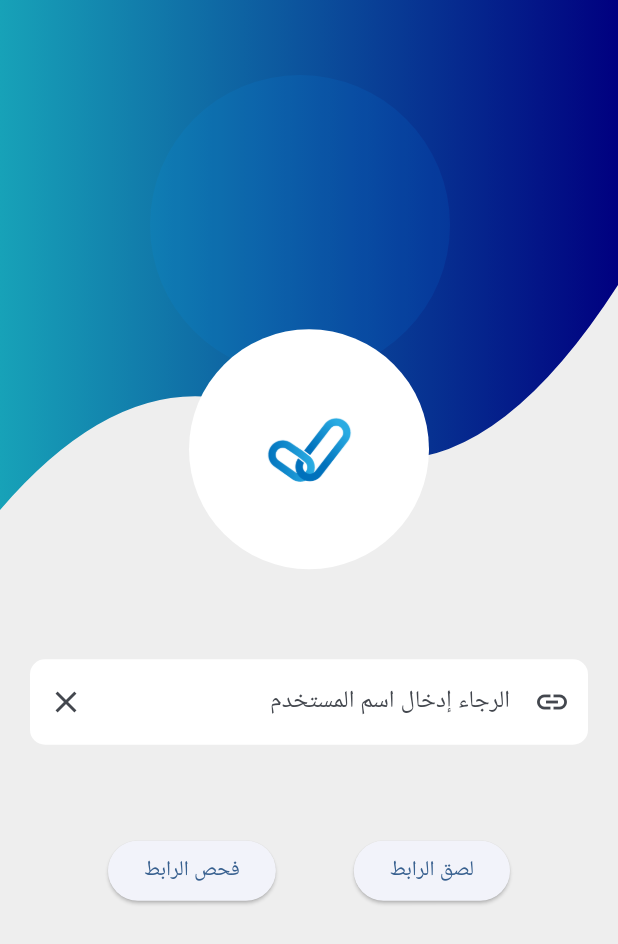
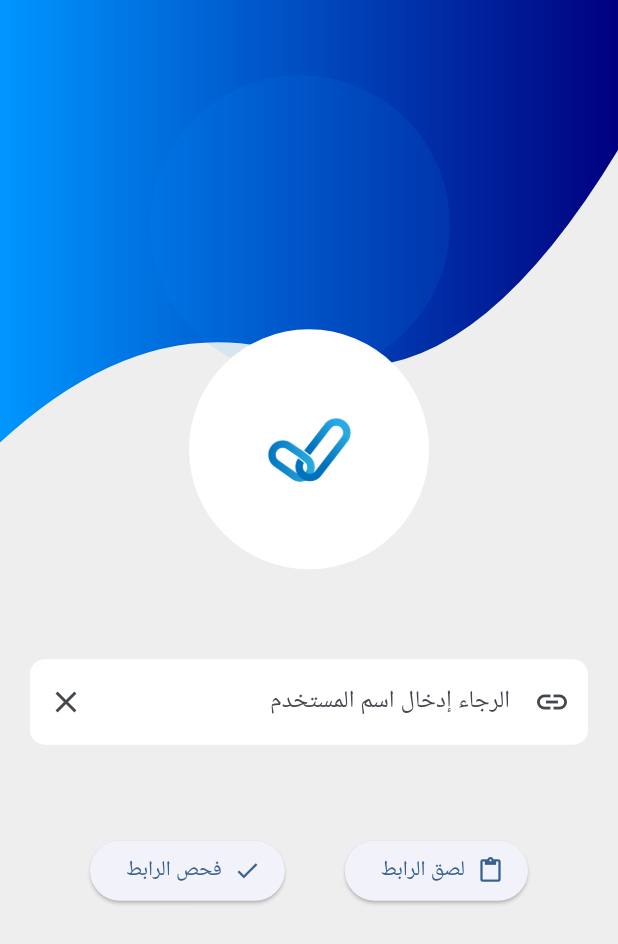
Before and after one commit to migbyte-0/lenk, a Flutter app: the HomeScreen screen opened directly, on a phone screen of 412 x 824 dp. Shown: the top 944 px of the screen. Run offline on Flutter 3.47's test engine with Material 3 defaults, Android fonts, the phone set to English and light mode, and no system bars; our stand-ins replace equatable, firebase_core, flutter_bloc, lottie; accounts and stored records are empty.

Commit message:
home screen buttons

```diff
--- a/lib/core/shared/widgets/style/custom_field.dart
+++ b/lib/core/shared/widgets/style/custom_field.dart
@@ -1,4 +1,5 @@
 import 'package:flutter/material.dart';
+import 'package:lenk/core/constants/constants_exports.dart';
 
 class CustomField extends StatelessWidget {
   final String fieldlLabelTest;
@@ -33,6 +34,7 @@ class CustomField extends StatelessWidget {
             ),
             labelText: fieldlLabelTest,
             prefixIcon: fieldIcon,
+            iconColor: AppColors.primaryColor,
             suffixIcon: fieldClearIcon ??
                 const Icon(
                   Icons.clear,
--- a/lib/features/auth/presentation/screens/home_screen.dart
+++ b/lib/features/auth/presentation/screens/home_screen.dart
@@ -6,7 +6,6 @@ import 'package:lenk/features/profile/presentation/screens/profile_screens.dart'
 
 import '../../../../core/shared/widgets/decorators/background_shapes.dart';
 import '../../../../core/shared/widgets/decorators/index.dart';
-import '../../../../core/shared/widgets/decorators/middle_wave_clipper.dart';
 
 class HomeScreen extends StatelessWidget {
   const HomeScreen({super.key});
@@ -20,22 +19,8 @@ class HomeScreen extends StatelessWidget {
           ClipPath(
             clipper: LowerWaveClipper(),
             child: const GradientContainer(
-                myHeight: 200,
+                myHeight: 300,
                 firstGradientColor: AppColors.primaryColor,
-                secondGradientColor: AppColors.secondaryColor),
-          ),
-          ClipPath(
-            clipper: MiddleWaveClipper(),
-            child: const GradientContainer(
-                myHeight: 250,
-                firstGradientColor: AppColors.appTeal,
-                secondGradientColor: AppColors.secondaryColor),
-          ),
-          ClipPath(
-            clipper: UpperWaveClipper(),
-            child: const GradientContainer(
-                myHeight: 350,
-                firstGradientColor: AppColors.infoColor,
                 secondGradientColor: AppColors.secondaryColor),
           ),
           Positioned(
@@ -90,19 +75,23 @@ class HomeScreen extends StatelessWidget {
                     Row(
                       mainAxisAlignment: MainAxisAlignment.spaceEvenly,
                       children: [
-                        ElevatedButton(
+                        ElevatedButton.icon(
+                          onPressed: () {
+                            Navigator.of(context).push(MaterialPageRoute(
+                                builder: (context) =>
+                                    const LinkHistoryScreen()));
+                          },
+                          icon: const Icon(Icons.paste),
+                          label: const Text(AppTexts.pasteLink),
+                        ),
+                        ElevatedButton.icon(
                             onPressed: () {
                               Navigator.of(context).push(MaterialPageRoute(
                                   builder: (context) =>
                                       const LinkHistoryScreen()));
                             },
-                            child: const Text(AppTexts.pasteLink)),
-                        ElevatedButton(
-                            onPressed: () {
-                              Navigator.of(context).push(MaterialPageRoute(
-                                  builder: (context) => const ProfileScreen()));
-                            },
-                            child: const Text(AppTexts.checkLink))
+                            icon: const Icon(Icons.check),
+                            label: const Text(AppTexts.checkLink)),
                       ],
                     )
                   ],
--- a/lib/init/screens/onboarding_screen.dart
+++ b/lib/init/screens/onboarding_screen.dart
@@ -1,7 +1,7 @@
 import 'package:flutter/material.dart';
 import 'package:flutter/widgets.dart';
 import 'package:lenk/core/constants/constants_exports.dart';
-import 'package:lenk/core/shared/widgets/decorators/background_shapes.dart';
+import '../../core/shared/widgets/decorators/background_shapes.dart';
 import 'package:lenk/core/shared/widgets/decorators/index.dart';
 import 'package:lenk/features/auth/presentation/screens/login_screens.dart';
 
```
